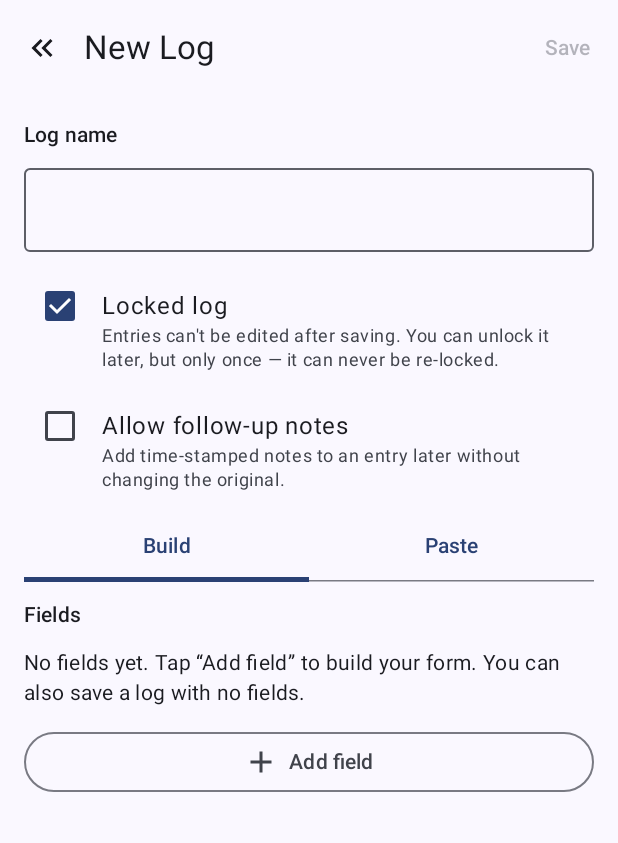
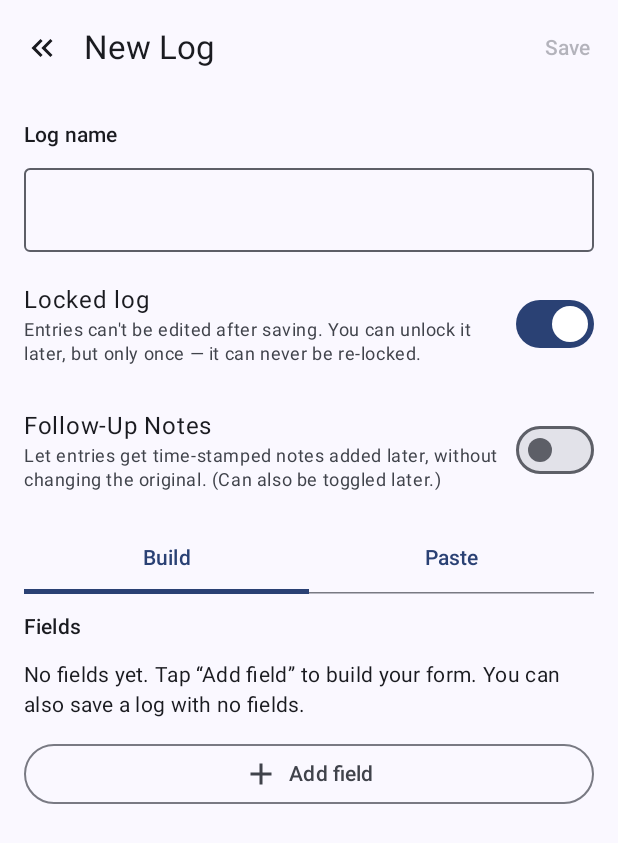
Before and after one commit to SoulPhosphor/lifelogger, an Android app built with Jetpack Compose: the CreateLogScreen screen opened through its navigation route, on a phone screen of 412 x 824 dp. Shown: the top 843 px of the screen. Run offline under Robolectric (Android 15) with nearby library versions, the phone set to English and light mode, and no system bars; our stand-ins replace Room's generated code.

Commit message:
Switch rows for log settings; Follow-Up Notes at top; unlock + notes toggle in gear menu
- Create Log's two settings (Locked, Follow-Up Notes) are now full-width tappable
  rows with a Switch on the right, instead of checkboxes.
- Entry cards show a "Follow-Up Notes" heading with the notes at the TOP of the
  card (above the rest of the data), so they're visible without scrolling.
- Unlock moved into the log's gear menu (the lock icon is removed from the
  title); the small lock on Home stays as the indicator. The gear menu also gains
  a Follow-Up Notes on/off toggle (a check marks "on") so a log can gain or lose
  that ability after creation (LogTemplateDao.setAllowAppendedNotes).
- Standardized the wording to "Follow-Up Notes" across the card, dialog, export
  option, and reports.

Co-Authored-By: Claude Opus 4.8 <noreply@anthropic.com>
Claude-Session: https://claude.ai/code/session_014Kq5qqKJBu2SJLU7pzpaQn

```diff
--- a/app/src/main/java/com/datadragon/app/data/LogTemplateDao.kt
+++ b/app/src/main/java/com/datadragon/app/data/LogTemplateDao.kt
@@ -21,6 +21,10 @@ interface LogTemplateDao {
     /** One-way unlock: a locked log becomes editable and can never be re-locked. */
     @Query("UPDATE log_templates SET locked = 0 WHERE id = :id")
     suspend fun unlock(id: Long)
+
+    /** Turn follow-up notes on or off for a log (toggleable after creation). */
+    @Query("UPDATE log_templates SET allowAppendedNotes = :allow WHERE id = :id")
+    suspend fun setAllowAppendedNotes(id: Long, allow: Boolean)
 
     /**
      * Replace a log's field schema (and its source Form Markdown). Used by "Edit
--- a/app/src/main/java/com/datadragon/app/data/ReportBuilder.kt
+++ b/app/src/main/java/com/datadragon/app/data/ReportBuilder.kt
@@ -89,7 +89,7 @@ object ReportBuilder {
 
         if (followUps.isNotEmpty()) {
             sb.append('\n')
-            sb.append(if (markdown) "**Follow-up notes:**" else "Follow-up notes:").append('\n')
+            sb.append(if (markdown) "**Follow-Up Notes:**" else "Follow-Up Notes:").append('\n')
             followUps.forEach { note ->
                 sb.append("- ")
                     .append(EntryValues.displayEntryDateTime(note.createdAt))
--- a/app/src/main/java/com/datadragon/app/export/PdfReport.kt
+++ b/app/src/main/java/com/datadragon/app/export/PdfReport.kt
@@ -75,7 +75,7 @@ object PdfReport {
             val followUps = if (includeFollowUps) entryNotes[entry.id].orEmpty() else emptyList()
             if (followUps.isNotEmpty()) {
                 writer.gap(4f)
-                writer.text(labelPaint, "Follow-up notes:")
+                writer.text(labelPaint, "Follow-Up Notes:")
                 followUps.forEach { note ->
                     writer.text(
                         bodyPaint,
--- a/app/src/main/java/com/datadragon/app/ui/screens/CreateLogScreen.kt
+++ b/app/src/main/java/com/datadragon/app/ui/screens/CreateLogScreen.kt
@@ -1,6 +1,7 @@
 package com.datadragon.app.ui.screens
 
 import androidx.compose.animation.AnimatedVisibility
+import androidx.compose.foundation.clickable
 import androidx.compose.foundation.layout.Arrangement
 import androidx.compose.foundation.layout.Column
 import androidx.compose.foundation.layout.Row
@@ -32,6 +33,7 @@ import androidx.compose.material3.MaterialTheme
 import androidx.compose.material3.OutlinedButton
 import androidx.compose.material3.OutlinedTextField
 import androidx.compose.material3.Scaffold
+import androidx.compose.material3.Switch
 import androidx.compose.material3.Tab
 import androidx.compose.material3.TabRow
 import androidx.compose.material3.Text
@@ -179,19 +181,19 @@ fun CreateLogScreen(
                 singleLine = true,
             )
 
-            CheckboxRow(
+            SettingSwitchRow(
                 checked = locked,
                 onCheckedChange = { locked = it },
                 title = "Locked log",
                 subtitle = "Entries can't be edited after saving. You can unlock it " +
                     "later, but only once — it can never be re-locked.",
             )
-            CheckboxRow(
+            SettingSwitchRow(
                 checked = allowAppendedNotes,
                 onCheckedChange = { allowAppendedNotes = it },
-                title = "Allow follow-up notes",
-                subtitle = "Add time-stamped notes to an entry later without changing " +
-                    "the original.",
+                title = "Follow-Up Notes",
+                subtitle = "Let entries get time-stamped notes added later, without " +
+                    "changing the original. (Can also be toggled later.)",
             )
 
             // Style toggle. Switching converts between the two representations so
@@ -248,17 +250,23 @@ fun CreateLogScreen(
     }
 }
 
+/** A settings row with a label + description on the left and a Switch on the
+ *  right. The whole row is tappable to toggle, which is easier to hit. */
 @Composable
-private fun CheckboxRow(
+private fun SettingSwitchRow(
     checked: Boolean,
     onCheckedChange: (Boolean) -> Unit,
     title: String,
     subtitle: String,
 ) {
-    Row(verticalAlignment = Alignment.Top) {
-        Checkbox(checked = checked, onCheckedChange = onCheckedChange)
-        Spacer(Modifier.width(4.dp))
-        Column(modifier = Modifier.padding(top = 12.dp)) {
+    Row(
+        modifier = Modifier
+            .fillMaxWidth()
+            .clickable { onCheckedChange(!checked) }
+            .padding(vertical = 8.dp),
+        verticalAlignment = Alignment.CenterVertically,
+    ) {
+        Column(modifier = Modifier.weight(1f)) {
             Text(title, style = MaterialTheme.typography.bodyLarge)
             Text(
                 subtitle,
@@ -266,6 +274,8 @@ private fun CheckboxRow(
                 color = MaterialTheme.colorScheme.onSurfaceVariant,
             )
         }
+        Spacer(Modifier.width(12.dp))
+        Switch(checked = checked, onCheckedChange = onCheckedChange)
     }
 }
 
```
Also changed, not shown: app/src/main/java/com/datadragon/app/ui/LogViewModel.kt (+9 -0 lines), app/src/main/java/com/datadragon/app/ui/screens/LogScreen.kt (+42 -24 lines).
